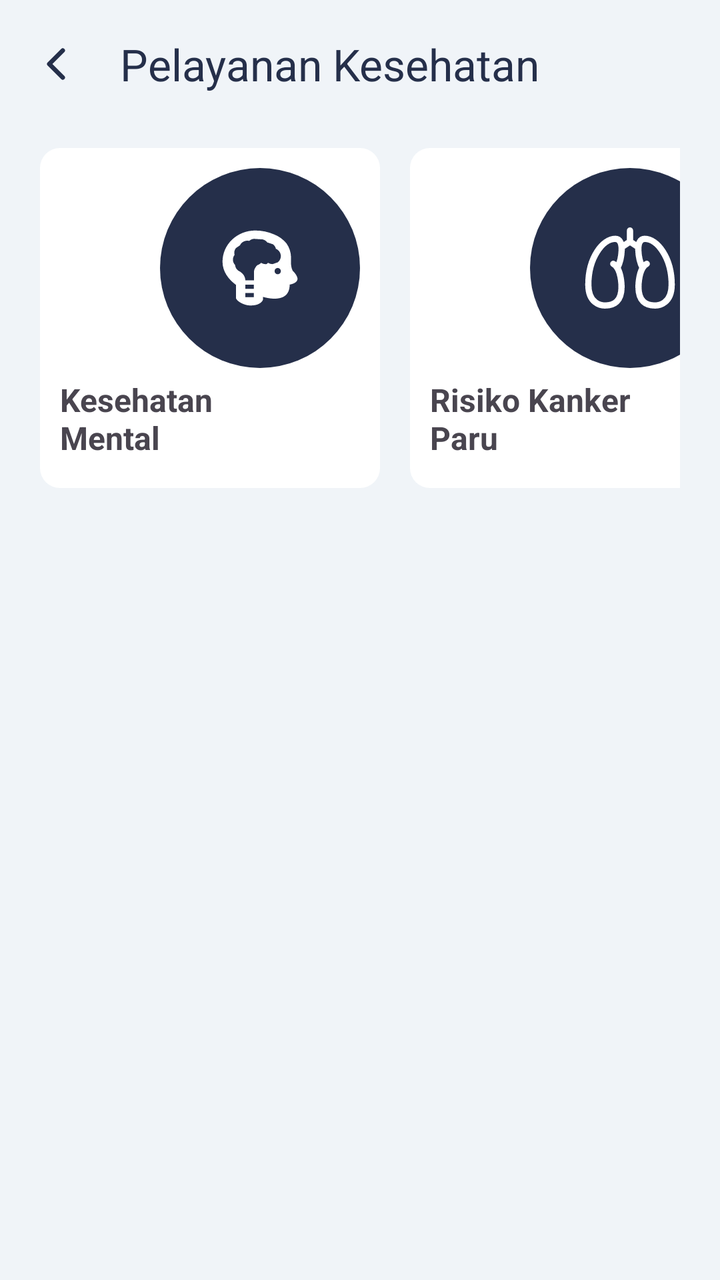
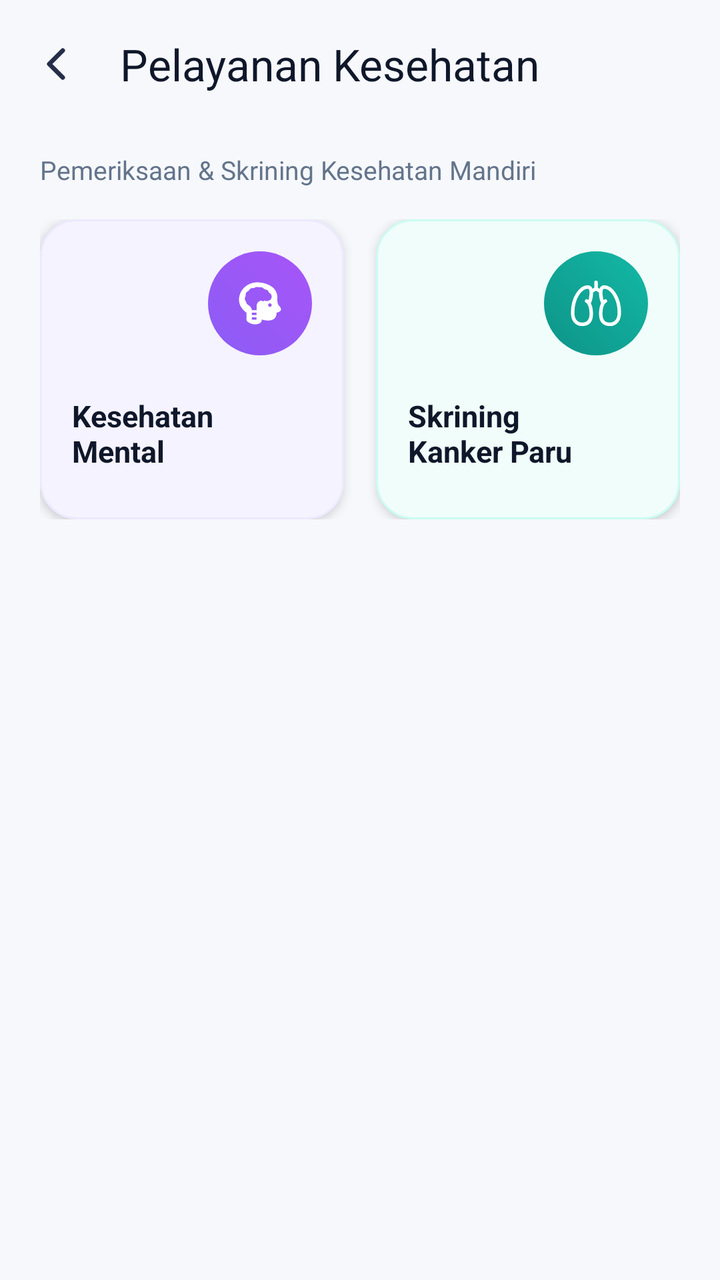

Compare the two renders of this Android layout. The source of the first and the diff that turns it into the second are given below.
<!-- AndroidManifest.xml: application theme Theme.PatientMobileApp -->
<!-- res/layout/activity_pelayanan_kesehatan.xml -->
<?xml version="1.0" encoding="utf-8"?>
<androidx.constraintlayout.widget.ConstraintLayout xmlns:android="http://schemas.android.com/apk/res/android"
    xmlns:app="http://schemas.android.com/apk/res-auto"
    xmlns:tools="http://schemas.android.com/tools" android:id="@+id/main" android:layout_width="match_parent" android:layout_height="match_parent" android:background="@color/abu" tools:context=".KesehatanKehamilan">
    <androidx.appcompat.widget.Toolbar android:id="@+id/kesehatan" android:layout_width="match_parent" android:layout_height="wrap_content" android:background="@color/abu" android:minHeight="?attr/actionBarSize" app:layout_constraintEnd_toEndOf="parent" app:layout_constraintStart_toStartOf="parent" app:layout_constraintTop_toTopOf="parent" app:title="Pelayanan Kesehatan" app:titleTextColor="@color/biruTua" app:navigationIcon="@drawable/ion_chevron_back" />
    <LinearLayout android:layout_width="match_parent" android:layout_height="wrap_content" android:layout_marginTop="10dp" android:layout_marginHorizontal="20dp" android:orientation="horizontal" app:layout_constraintEnd_toEndOf="parent" app:layout_constraintStart_toStartOf="parent" app:layout_constraintTop_toBottomOf="@+id/kesehatan">
        <LinearLayout android:padding="10dp" android:layout_width="170dp" android:layout_height="170dp" android:layout_marginRight="15dp" android:background="@drawable/shape_perfitur" android:orientation="vertical">

            <LinearLayout android:layout_width="100dp" android:layout_height="100dp" android:layout_gravity="end" android:background="@drawable/shape_circle">

                <ImageView android:id="@+id/imageView40" android:layout_width="wrap_content" android:layout_height="wrap_content" android:layout_gravity="center_vertical" android:layout_weight="1" app:srcCompat="@drawable/kesehatan_mental_putih" />
            </LinearLayout>

            <TextView android:layout_width="120dp" android:layout_height="wrap_content" android:layout_marginTop="5dp" android:text="Kesehatan Mental" android:textAlignment="textStart" android:textSize="16sp" android:textStyle="bold" />
        </LinearLayout>
        <LinearLayout android:padding="10dp" android:layout_width="170dp" android:layout_height="170dp" android:background="@drawable/shape_perfitur" android:orientation="vertical">

            <LinearLayout android:layout_width="100dp" android:layout_height="100dp" android:layout_gravity="end" android:background="@drawable/shape_circle">

                <ImageView android:id="@+id/imageView41" android:layout_width="wrap_content" android:layout_height="wrap_content" android:layout_gravity="center_vertical" android:layout_weight="1" app:srcCompat="@drawable/paru_putih" />
            </LinearLayout>

            <TextView android:layout_width="120dp" android:layout_height="wrap_content" android:layout_marginTop="5dp" android:text="Risiko Kanker Paru" android:textAlignment="textStart" android:textSize="16sp" android:textStyle="bold" />
        </LinearLayout>
    </LinearLayout>
</androidx.constraintlayout.widget.ConstraintLayout>
<!-- resources referenced by this layout -->
<resources>
  <color name="abu">#F0F4F8</color>
  <color name="biruTua">#252F4A</color>
  <!-- drawable ion_chevron_back (drawable) -->
  <vector xmlns:android="http://schemas.android.com/apk/res/android"
      android:width="24dp"
      android:height="24dp"
      android:viewportWidth="24"
      android:viewportHeight="24">
    <path
        android:pathData="M15.375,5.25L8.625,12L15.375,18.75"
        android:strokeLineJoin="round"
        android:strokeWidth="2.25"
        android:fillColor="#00000000"
        android:strokeColor="#252F4A"
        android:strokeLineCap="round"/>
  </vector>
  <!-- drawable shape_circle (drawable) -->
  <?xml version="1.0" encoding="utf-8"?>
  <shape android:shape="oval" xmlns:android="http://schemas.android.com/apk/res/android">
      <solid android:color="@color/biruTua"/>
      <size android:height="50dp" android:width="50dp"/>
  
  </shape>
  <!-- drawable shape_perfitur (drawable) -->
  <?xml version="1.0" encoding="utf-8"?>
  <shape xmlns:android="http://schemas.android.com/apk/res/android">
      <solid android:color="@color/white"/>
      <corners android:radius="10dp"/>
  
  </shape>
  <style name="Theme.PatientMobileApp" parent="Base.Theme.PatientMobileApp" />
  <color name="white">#FFFFFFFF</color>
  <style name="Base.Theme.PatientMobileApp" parent="Theme.Material3.DayNight.NoActionBar">
          
          <item name="colorPrimary">@color/biruTua</item>
          <item name="actionBarTheme">@style/ThemeOverlay.Material3.ActionBar</item>
          <item name="android:windowBackground">@color/abu</item>
          <item name="android:forceDarkAllowed" tools:targetApi="q">false</item>
      </style>
  <!-- unchanged entries left out for length: 2 -->
</resources>

<!-- the commit's change to res/layout/activity_pelayanan_kesehatan.xml (unified diff, before → after) -->
@@ -1,26 +1,135 @@
 <?xml version="1.0" encoding="utf-8"?>
 <androidx.constraintlayout.widget.ConstraintLayout xmlns:android="http://schemas.android.com/apk/res/android"
     xmlns:app="http://schemas.android.com/apk/res-auto"
-    xmlns:tools="http://schemas.android.com/tools" android:id="@+id/main" android:layout_width="match_parent" android:layout_height="match_parent" android:background="@color/abu" tools:context=".KesehatanKehamilan">
-    <androidx.appcompat.widget.Toolbar android:id="@+id/kesehatan" android:layout_width="match_parent" android:layout_height="wrap_content" android:background="@color/abu" android:minHeight="?attr/actionBarSize" app:layout_constraintEnd_toEndOf="parent" app:layout_constraintStart_toStartOf="parent" app:layout_constraintTop_toTopOf="parent" app:title="Pelayanan Kesehatan" app:titleTextColor="@color/biruTua" app:navigationIcon="@drawable/ion_chevron_back" />
-    <LinearLayout android:layout_width="match_parent" android:layout_height="wrap_content" android:layout_marginTop="10dp" android:layout_marginHorizontal="20dp" android:orientation="horizontal" app:layout_constraintEnd_toEndOf="parent" app:layout_constraintStart_toStartOf="parent" app:layout_constraintTop_toBottomOf="@+id/kesehatan">
-        <LinearLayout android:padding="10dp" android:layout_width="170dp" android:layout_height="170dp" android:layout_marginRight="15dp" android:background="@drawable/shape_perfitur" android:orientation="vertical">
+    xmlns:tools="http://schemas.android.com/tools"
+    android:id="@+id/main"
+    android:layout_width="match_parent"
+    android:layout_height="match_parent"
+    android:background="@color/bg_main"
+    tools:context=".PelayananKesehatan">
 
-            <LinearLayout android:layout_width="100dp" android:layout_height="100dp" android:layout_gravity="end" android:background="@drawable/shape_circle">
+    <androidx.appcompat.widget.Toolbar
+        android:id="@+id/kesehatan"
+        android:layout_width="match_parent"
+        android:layout_height="wrap_content"
+        android:background="@color/bg_main"
+        android:minHeight="?attr/actionBarSize"
+        app:layout_constraintEnd_toEndOf="parent"
+        app:layout_constraintStart_toStartOf="parent"
+        app:layout_constraintTop_toTopOf="parent"
+        app:navigationIcon="@drawable/ion_chevron_back"
+        app:title="Pelayanan Kesehatan"
+        app:titleTextColor="@color/textPrimary" />
 
-                <ImageView android:id="@+id/imageView40" android:layout_width="wrap_content" android:layout_height="wrap_content" android:layout_gravity="center_vertical" android:layout_weight="1" app:srcCompat="@drawable/kesehatan_mental_putih" />
+    <ScrollView
+        android:layout_width="match_parent"
+        android:layout_height="0dp"
+        android:fillViewport="true"
+        android:overScrollMode="ifContentScrolls"
+        app:layout_constraintBottom_toBottomOf="parent"
+        app:layout_constraintEnd_toEndOf="parent"
+        app:layout_constraintStart_toStartOf="parent"
+        app:layout_constraintTop_toBottomOf="@+id/kesehatan">
+
+        <LinearLayout
+            android:layout_width="match_parent"
+            android:layout_height="wrap_content"
+            android:orientation="vertical"
+            android:paddingHorizontal="20dp"
+            android:paddingTop="12dp"
+            android:paddingBottom="40dp">
+
+            <TextView
+                android:layout_width="wrap_content"
+                android:layout_height="wrap_content"
+                android:layout_marginBottom="16dp"
+                android:text="Pemeriksaan &amp; Skrining Kesehatan Mandiri"
+                android:textColor="@color/textSecondary"
+                android:textSize="13sp" />
+
+            <LinearLayout
+                android:layout_width="match_parent"
+                android:layout_height="wrap_content"
+                android:orientation="horizontal">
+
+                
+                <LinearLayout
+                    android:layout_width="0dp"
+                    android:layout_height="wrap_content"
+                    android:layout_marginEnd="8dp"
+                    android:layout_weight="1"
+                    android:background="@drawable/shape_card_feature_purple"
+                    android:clickable="true"
+                    android:elevation="3dp"
+                    android:focusable="true"
+                    android:minHeight="150dp"
+                    android:orientation="vertical"
+                    android:padding="16dp">
+
+                    <FrameLayout
+                        android:layout_width="52dp"
+                        android:layout_height="52dp"
+                        android:layout_gravity="end"
+                        android:background="@drawable/shape_circle_purple">
+
+                        <ImageView
+                            android:id="@+id/imageView40"
+                            android:layout_width="28dp"
+                            android:layout_height="28dp"
+                            android:layout_gravity="center"
+                            android:src="@drawable/kesehatan_mental_putih" />
+                    </FrameLayout>
+
+                    <TextView
+                        android:layout_width="match_parent"
+                        android:layout_height="wrap_content"
+                        android:layout_marginTop="20dp"
+                        android:text="Kesehatan\nMental"
+                        android:textColor="@color/textPrimary"
+                        android:textSize="15sp"
+                        android:textStyle="bold" />
+                </LinearLayout>
+
+                
+                <LinearLayout
+                    android:layout_width="0dp"
+                    android:layout_height="wrap_content"
+                    android:layout_marginStart="8dp"
+                    android:layout_weight="1"
+                    android:background="@drawable/shape_card_feature_teal"
+                    android:clickable="true"
+                    android:elevation="3dp"
+                    android:focusable="true"
+                    android:minHeight="150dp"
+                    android:orientation="vertical"
+                    android:padding="16dp">
+
+                    <FrameLayout
+                        android:layout_width="52dp"
+                        android:layout_height="52dp"
+                        android:layout_gravity="end"
+                        android:background="@drawable/shape_circle_teal">
+
+                        <ImageView
+                            android:id="@+id/imageView41"
+                            android:layout_width="28dp"
+                            android:layout_height="28dp"
+                            android:layout_gravity="center"
+                            android:src="@drawable/paru_putih" />
+                    </FrameLayout>
+
+                    <TextView
+                        android:layout_width="match_parent"
+                        android:layout_height="wrap_content"
+                        android:layout_marginTop="20dp"
+                        android:text="Skrining\nKanker Paru"
+                        android:textColor="@color/textPrimary"
+                        android:textSize="15sp"
+                        android:textStyle="bold" />
+                </LinearLayout>
             </LinearLayout>
 
-            <TextView android:layout_width="120dp" android:layout_height="wrap_content" android:layout_marginTop="5dp" android:text="Kesehatan Mental" android:textAlignment="textStart" android:textSize="16sp" android:textStyle="bold" />
         </LinearLayout>
-        <LinearLayout android:padding="10dp" android:layout_width="170dp" android:layout_height="170dp" android:background="@drawable/shape_perfitur" android:orientation="vertical">
+    </ScrollView>
 
-            <LinearLayout android:layout_width="100dp" android:layout_height="100dp" android:layout_gravity="end" android:background="@drawable/shape_circle">
-
-                <ImageView android:id="@+id/imageView41" android:layout_width="wrap_content" android:layout_height="wrap_content" android:layout_gravity="center_vertical" android:layout_weight="1" app:srcCompat="@drawable/paru_putih" />
-            </LinearLayout>
-
-            <TextView android:layout_width="120dp" android:layout_height="wrap_content" android:layout_marginTop="5dp" android:text="Risiko Kanker Paru" android:textAlignment="textStart" android:textSize="16sp" android:textStyle="bold" />
-        </LinearLayout>
-    </LinearLayout>
 </androidx.constraintlayout.widget.ConstraintLayout>
<!-- resource entries referenced after the edit -->
@@ -1,7 +1,8 @@
 <!-- resources referenced by this layout -->
 <resources>
-  <color name="abu">#F0F4F8</color>
-  <color name="biruTua">#252F4A</color>
+  <color name="bg_main">#F6F8FC</color>
+  <color name="textPrimary">#0F172A</color>
+  <color name="textSecondary">#64748B</color>
   <!-- drawable ion_chevron_back (drawable) -->
   <vector xmlns:android="http://schemas.android.com/apk/res/android"
       android:width="24dp"
@@ -16,29 +17,77 @@
         android:strokeColor="#252F4A"
         android:strokeLineCap="round"/>
   </vector>
-  <!-- drawable shape_circle (drawable) -->
+  <!-- drawable shape_card_feature_purple (drawable) -->
   <?xml version="1.0" encoding="utf-8"?>
-  <shape android:shape="oval" xmlns:android="http://schemas.android.com/apk/res/android">
-      <solid android:color="@color/biruTua"/>
-      <size android:height="50dp" android:width="50dp"/>
-  
+  <ripple xmlns:android="http://schemas.android.com/apk/res/android"
+      android:color="#258B5CF6">
+      <item>
+          <shape android:shape="rectangle">
+              <solid android:color="@color/feature_purple_bg" />
+              <corners android:radius="18dp" />
+              <stroke
+                  android:width="1dp"
+                  android:color="@color/feature_purple_border" />
+          </shape>
+      </item>
+  </ripple>
+  <!-- drawable shape_card_feature_teal (drawable) -->
+  <?xml version="1.0" encoding="utf-8"?>
+  <ripple xmlns:android="http://schemas.android.com/apk/res/android"
+      android:color="#250D9488">
+      <item>
+          <shape android:shape="rectangle">
+              <solid android:color="@color/feature_teal_bg" />
+              <corners android:radius="18dp" />
+              <stroke
+                  android:width="1dp"
+                  android:color="@color/feature_teal_border" />
+          </shape>
+      </item>
+  </ripple>
+  <!-- drawable shape_circle_purple (drawable) -->
+  <?xml version="1.0" encoding="utf-8"?>
+  <shape xmlns:android="http://schemas.android.com/apk/res/android"
+      android:shape="oval">
+      <gradient
+          android:angle="45"
+          android:startColor="@color/feature_purple_start"
+          android:endColor="@color/feature_purple_end"
+          android:type="linear" />
+      <size
+          android:width="48dp"
+          android:height="48dp" />
   </shape>
-  <!-- drawable shape_perfitur (drawable) -->
+  <!-- drawable shape_circle_teal (drawable) -->
   <?xml version="1.0" encoding="utf-8"?>
-  <shape xmlns:android="http://schemas.android.com/apk/res/android">
-      <solid android:color="@color/white"/>
-      <corners android:radius="10dp"/>
-  
+  <shape xmlns:android="http://schemas.android.com/apk/res/android"
+      android:shape="oval">
+      <gradient
+          android:angle="45"
+          android:startColor="@color/feature_teal_start"
+          android:endColor="@color/feature_teal_end"
+          android:type="linear" />
+      <size
+          android:width="48dp"
+          android:height="48dp" />
   </shape>
   <style name="Theme.PatientMobileApp" parent="Base.Theme.PatientMobileApp" />
-  <color name="white">#FFFFFFFF</color>
+  <color name="feature_purple_bg">#F5F3FF</color>
+  <color name="feature_purple_border">#EDE9FE</color>
+  <color name="feature_teal_bg">#F0FDFA</color>
+  <color name="feature_teal_border">#CCFBF1</color>
+  <color name="feature_purple_start">#8B5CF6</color>
+  <color name="feature_purple_end">#A855F7</color>
+  <color name="feature_teal_start">#0D9488</color>
+  <color name="feature_teal_end">#14B8A6</color>
   <style name="Base.Theme.PatientMobileApp" parent="Theme.Material3.DayNight.NoActionBar">
           
-          <item name="colorPrimary">@color/biruTua</item>
+          <item name="colorPrimary">@color/biruNeon</item>
           <item name="actionBarTheme">@style/ThemeOverlay.Material3.ActionBar</item>
-          <item name="android:windowBackground">@color/abu</item>
+          <item name="android:windowBackground">@color/bg_main</item>
           <item name="android:forceDarkAllowed" tools:targetApi="q">false</item>
       </style>
+  <color name="biruNeon">#1167FE</color>
   <!-- unchanged entries left out for length: 2 -->
 </resources>
 
